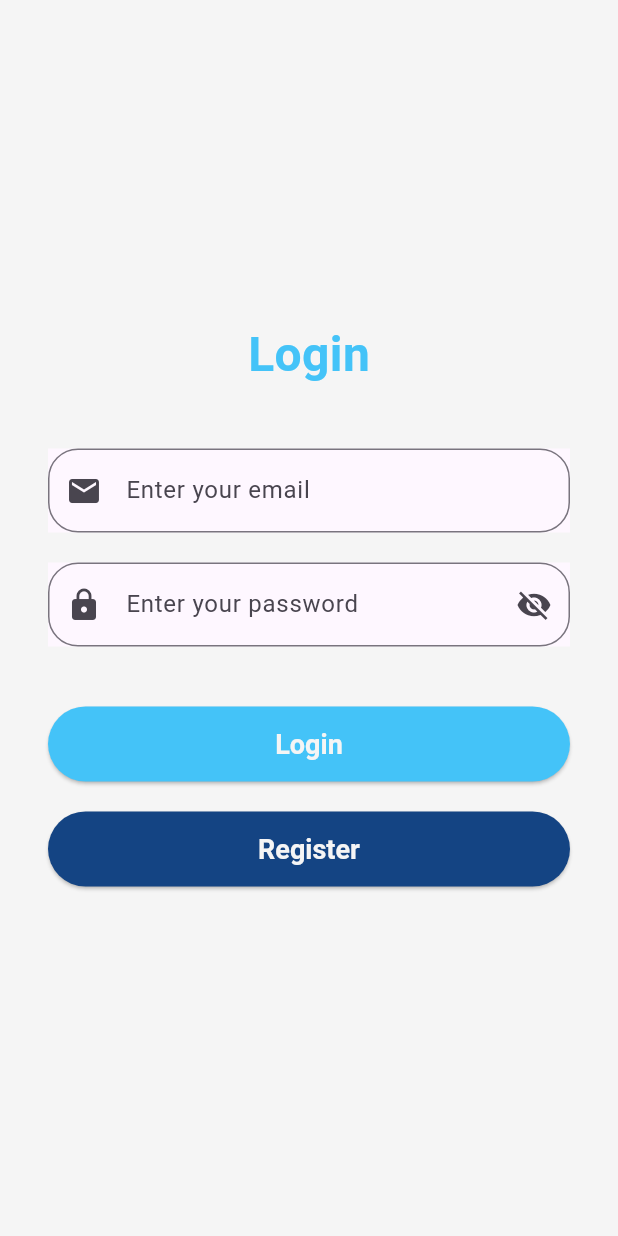
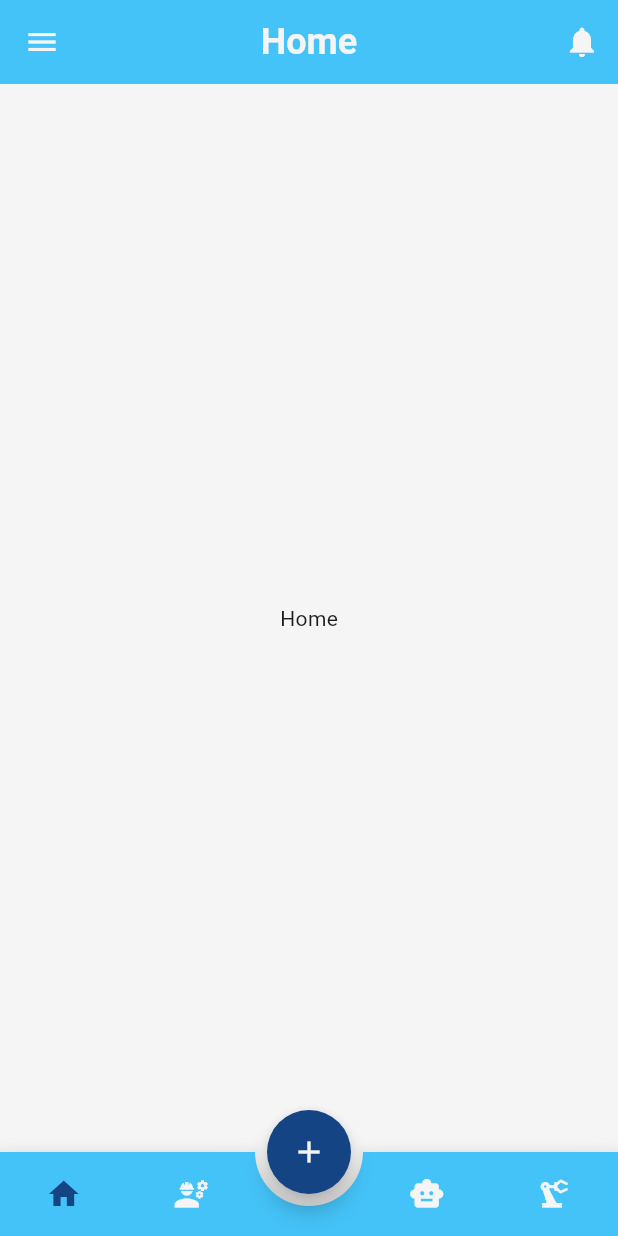
Before and after one commit to AbhijithJustin/post_pilot, a Flutter app: the screen it shows after launch, after a tap on "Login", on a phone screen of 412 x 824 dp. Run offline on Flutter 3.47's test engine with Material 3 defaults, Android fonts, the phone set to English and light mode, and no system bars; drawn by our look-alikes of animated_bottom_navigation_bar; our stand-ins replace bloc, flutter_bloc, freezed_annotation.

Commit message:
feat(Home): Created home screen view changes: Added  a bottom navigation bar created related demo pages  such as home, jobs, machines, and bots Added an  App bar and drawer of those pages

```diff
--- a/lib/main.dart
+++ b/lib/main.dart
@@ -5,6 +5,7 @@ import 'package:post_pilot/src/features/auth/presentation/bloc/auth_bloc.dart';
 import 'package:post_pilot/src/features/auth/presentation/pages/login_page.dart';
 import 'package:post_pilot/src/features/auth/presentation/pages/register_page.dart';
 import 'package:flutter_bloc/flutter_bloc.dart';
+import 'package:post_pilot/src/features/home/presentation/pages/home_page.dart';
 
 void main() {
   runApp(const MyApp());
@@ -33,6 +34,8 @@ class MyApp extends StatelessWidget {
 
             case '/register':
               return SlideTransitionRoute(page: RegisterPage());
+            case '/home':
+              return SlideTransitionRoute(page: HomePage());
             default:
               return null;
           }
--- a/lib/src/core/utils/constants/app_theme.dart
+++ b/lib/src/core/utils/constants/app_theme.dart
@@ -10,10 +10,15 @@ class AppTheme {
     appBarTheme: AppBarTheme(
       backgroundColor: AppColors.primary,
       titleTextStyle: AppStyles.headline.copyWith(color: AppColors.background),
+      centerTitle: true,
+      iconTheme: const IconThemeData(color: AppColors.background),
     ),
     textTheme: const TextTheme(
       headlineLarge: AppStyles.headline,
       bodyLarge: AppStyles.bodyText,
+    ),
+    drawerTheme: const DrawerThemeData(
+      backgroundColor: AppColors.background,
     ),
     elevatedButtonTheme: ElevatedButtonThemeData(
       style: ElevatedButton.styleFrom(
--- a/lib/src/features/auth/presentation/pages/login_page.dart
+++ b/lib/src/features/auth/presentation/pages/login_page.dart
@@ -91,11 +91,11 @@ class LoginPage extends StatelessWidget {
                 tag: "button1",
                 child: ElevatedButton(
                   onPressed: () {
-                    // Implement login functionality here
-                    String email = _emailController.text;
-                    String password = _passwordController.text;
-                    // For now, just print the entered credentials
-                    print('Email: $email, Password: $password');
+                    if (_emailController.text == "myapp@gmail.com" &&
+                        _passwordController.text == "Myapp@123") {
+                      Navigator.pushNamed(context, '/home');
+                    }
+                    Navigator.pushNamed(context, '/home');
                   },
                   style: ElevatedButton.styleFrom(
                     minimumSize: Size(double.infinity, 50),
--- /dev/null
+++ b/lib/src/features/home/presentation/pages/home_page.dart
@@ -0,0 +1,53 @@
+import 'package:animated_bottom_navigation_bar/animated_bottom_navigation_bar.dart';
+import 'package:flutter/material.dart';
+import 'package:post_pilot/src/core/utils/constants/app_colors.dart';
+import 'package:post_pilot/src/features/home/presentation/widgets/bots.dart';
+import 'package:post_pilot/src/features/home/presentation/widgets/home.dart';
+import 'package:post_pilot/src/features/home/presentation/widgets/jobs.dart';
+import 'package:post_pilot/src/features/home/presentation/widgets/machines.dart';
+
+class HomePage extends StatefulWidget {
+  const HomePage({super.key});
+
+  @override
+  State<HomePage> createState() => _HomePageState();
+}
+
+class _HomePageState extends State<HomePage> {
+  int _bottomNavIndex = 0; // Default index of the bottom navigation bar
+
+  final _iconList = <IconData>[
+    Icons.home,
+    Icons.engineering,
+    Icons.smart_toy,
+    Icons.precision_manufacturing,
+  ];
+  final _screenList = <Widget>[Home(), Jobs(), Bots(), Machines()];
+
+  @override
+  Widget build(BuildContext context) {
+    return Scaffold(
+      body: _screenList[_bottomNavIndex],
+      floatingActionButton: FloatingActionButton(
+        shape: CircleBorder(),
+        child: Icon(
+          Icons.add,
+          color: AppColors.background,
+        ),
+        backgroundColor: AppColors.secondary,
+        onPressed: () {},
+      ),
+      floatingActionButtonLocation: FloatingActionButtonLocation.centerDocked,
+      bottomNavigationBar: AnimatedBottomNavigationBar(
+        backgroundColor: AppColors.primary,
+        icons: _iconList,
+        activeColor: AppColors.secondary,
+        inactiveColor: AppColors.background,
+        activeIndex: _bottomNavIndex,
+        gapLocation: GapLocation.center,
+        notchSmoothness: NotchSmoothness.smoothEdge,
+        onTap: (index) => setState(() => _bottomNavIndex = index),
+      ),
+    );
+  }
+}
--- /dev/null
+++ b/lib/src/features/home/presentation/widgets/home.dart
@@ -0,0 +1,24 @@
+import 'package:flutter/material.dart';
+
+class Home extends StatelessWidget {
+  const Home({super.key});
+
+  @override
+  Widget build(BuildContext context) {
+    return Scaffold(
+      appBar: AppBar(
+        title: const Text("Home"),
+        actions: [
+          IconButton(
+            icon: const Icon(Icons.notifications),
+            onPressed: () {},
+          ),
+        ],
+      ),
+      drawer: Drawer(),
+      body: Center(
+        child: Text("Home"),
+      ),
+    );
+  }
+}
--- a/pubspec.yaml
+++ b/pubspec.yaml
@@ -42,6 +42,7 @@ dependencies:
   injectable: ^2.5.0
   json_serializable: ^6.9.3
   json_annotation: ^4.9.0
+  animated_bottom_navigation_bar: ^1.4.0
 
 dev_dependencies:
   flutter_test:
```
Also changed, not shown: lib/src/features/home/presentation/widgets/bots.dart (added, +18 -0 lines), lib/src/features/home/presentation/widgets/jobs.dart (added, +18 -0 lines), lib/src/features/home/presentation/widgets/machines.dart (added, +18 -0 lines), pubspec.lock, 135 other files.
